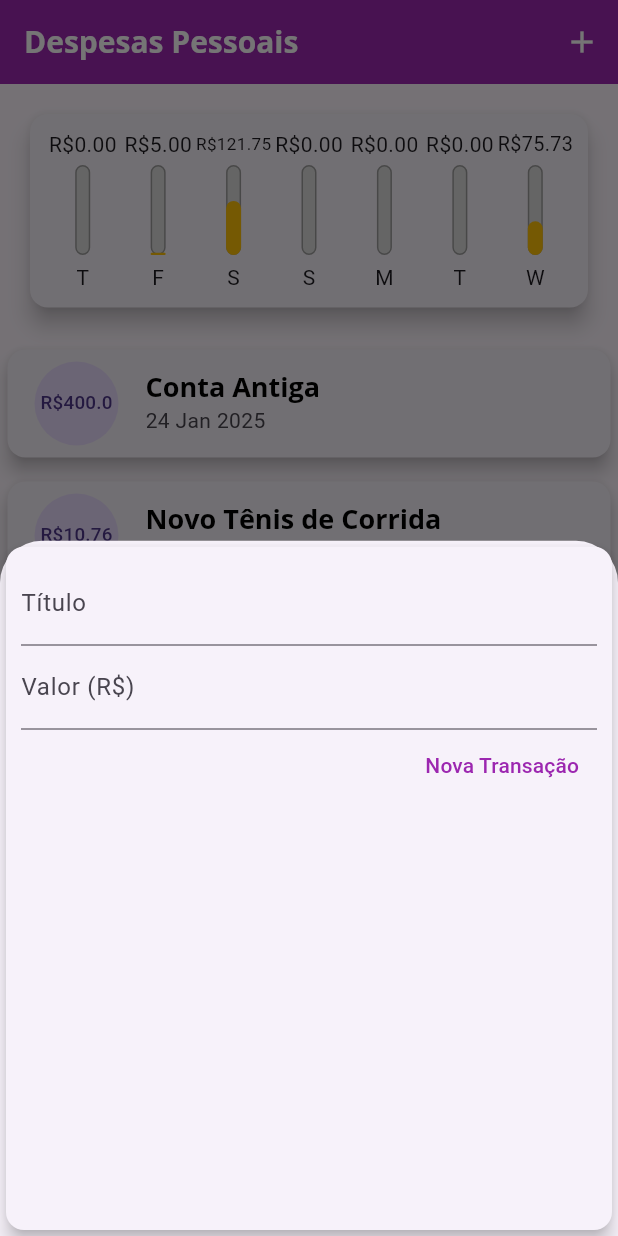
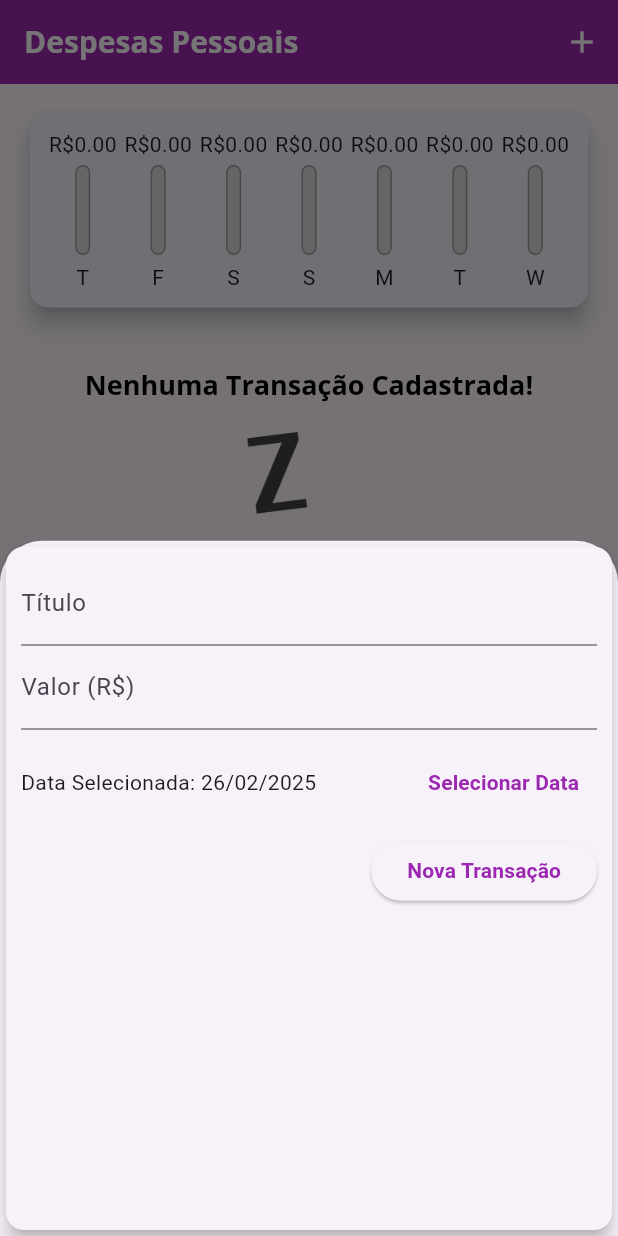
Before and after one commit to GilvanGabrielCA/expenses, a Flutter app: the screen it shows after launch, after a tap on the "add" icon, on a phone screen of 412 x 824 dp. Run offline on Flutter 3.47's test engine with Material 3 defaults, Android fonts, the phone set to English and light mode, and no system bars.

Commit message:
feat(datepicker): Implementar seletor de datas na aplicação

```diff
--- a/lib/components/chart.dart
+++ b/lib/components/chart.dart
@@ -54,7 +54,9 @@ class Chart extends StatelessWidget {
               child: ChartBar(
                 label: tr['day'] as String,
                 value: tr['value'] as double,
-                percentage: (tr['value'] as double) / _weekTotalValue,
+                percentage: _weekTotalValue == 0
+                    ? 0
+                    : (tr['value'] as double) / _weekTotalValue,
               ),
             );
           }).toList(),
--- a/lib/components/transaction_form.dart
+++ b/lib/components/transaction_form.dart
@@ -1,7 +1,10 @@
+import 'dart:math';
+
 import 'package:flutter/material.dart';
+import 'package:intl/intl.dart';
 
 class TransactionForm extends StatefulWidget {
-  final void Function(String, double) onSubmit;
+  final void Function(String, double, DateTime) onSubmit;
 
   const TransactionForm(this.onSubmit, {Key? key}) : super(key: key);
 
@@ -10,19 +13,36 @@ class TransactionForm extends StatefulWidget {
 }
 
 class _TransactionFormState extends State<TransactionForm> {
-  final titleController = TextEditingController();
-
-  final valueController = TextEditingController();
+  final _titleController = TextEditingController();
+  final _valueController = TextEditingController();
+  DateTime _selectedDate = DateTime.now();
 
   _submitForm() {
-    final title = titleController.text;
-    final value = double.tryParse(valueController.text) ?? 0;
+    final title = _titleController.text;
+    final value = double.tryParse(_valueController.text) ?? 0;
 
-    if (title.isEmpty || value <= 0) {
+    if (title.isEmpty || value <= 0 || _selectedDate == null) {
       return;
     }
 
-    widget.onSubmit(title, value);
+    widget.onSubmit(title, value, _selectedDate);
+  }
+
+  _showDatePicker() {
+    showDatePicker(
+      context: context,
+      initialDate: DateTime.now(),
+      firstDate: DateTime(2025),
+      lastDate: DateTime.now(),
+    ).then((pickedDate) {
+      if (pickedDate == null) {
+        return;
+      }
+
+      setState(() {
+        _selectedDate = pickedDate;
+      });
+    });
   }
 
   @override
@@ -34,14 +54,14 @@ class _TransactionFormState extends State<TransactionForm> {
         child: Column(
           children: [
             TextField(
-              controller: titleController,
+              controller: _titleController,
               onSubmitted: (_) => _submitForm(),
               decoration: const InputDecoration(
                 labelText: 'Título',
               ),
             ),
             TextField(
-              controller: valueController,
+              controller: _valueController,
               keyboardType:
                   const TextInputType.numberWithOptions(decimal: true),
               onSubmitted: (_) => _submitForm(),
@@ -49,14 +69,36 @@ class _TransactionFormState extends State<TransactionForm> {
                 labelText: 'Valor (R\$)',
               ),
             ),
+            Container(
+              height: 70,
+              child: Row(
+                children: [
+                  Expanded(
+                    child: Text(
+                      _selectedDate == null
+                          ? 'Nenhuma data selecionada!'
+                          : 'Data Selecionada: ${DateFormat('dd/MM/y').format(_selectedDate)}',
+                    ),
+                  ),
+                  TextButton(
+                    child: const Text(
+                      'Selecionar Data',
+                      style: TextStyle(
+                          color: Colors.purple, fontWeight: FontWeight.bold),
+                    ),
+                    onPressed: _showDatePicker,
+                  ),
+                ],
+              ),
+            ),
             Row(
               mainAxisAlignment: MainAxisAlignment.end,
               children: <Widget>[
-                TextButton(
-                  child: const Text(
+                ElevatedButton(
+                  child: Text(
                     'Nova Transação',
                     style: TextStyle(
-                      color: Colors.purple,
+                      color: Theme.of(context).textTheme.labelLarge?.color,
                     ),
                   ),
                   onPressed: _submitForm,
--- a/lib/main.dart
+++ b/lib/main.dart
@@ -27,6 +27,10 @@ class ExpensesApp extends StatelessWidget {
             fontWeight: FontWeight.bold,
             color: Colors.black,
           ),
+          labelLarge: const TextStyle(
+            color: Colors.purple,
+            fontWeight: FontWeight.bold,
+          ),
         ),
         appBarTheme: const AppBarTheme(
           backgroundColor: Colors.purple,
@@ -49,38 +53,7 @@ class MyHomePage extends StatefulWidget {
 }
 
 class _MyHomePageState extends State<MyHomePage> {
-  final List<Transaction> _transactions = [
-    Transaction(
-      id: 't0',
-      title: 'Conta Antiga',
-      value: 400.0,
-      date: DateTime.now().subtract(const Duration(days: 33)),
-    ),
-    Transaction(
-      id: 't1',
-      title: 'Novo Tênis de Corrida',
-      value: 10.76,
-      date: DateTime.now().subtract(const Duration(days: 4)),
-    ),
-    Transaction(
-      id: 't2',
-      title: 'Cartão de Crédito',
-      value: 110.99,
-      date: DateTime.now().subtract(const Duration(days: 4)),
-    ),
-    Transaction(
-      id: 't3',
-      title: 'Ifood',
-      value: 75.73,
-      date: DateTime.now(),
-    ),
-    Transaction(
-      id: 't4',
-      title: 'Futebol',
-      value: 5.00,
-      date: DateTime.now().subtract(const Duration(days: 5)),
-    ),
-  ];
+  final List<Transaction> _transactions = [];
 
   List<Transaction> get _recentTrnasactions {
     return _transactions.where((tr) {
@@ -88,12 +61,12 @@ class _MyHomePageState extends State<MyHomePage> {
     }).toList();
   }
 
-  _addTransaction(String title, double value) {
+  _addTransaction(String title, double value, DateTime date) {
     final newTransaction = Transaction(
       id: Random().nextDouble().toString(),
       title: title,
       value: value,
-      date: DateTime.now(),
+      date: date,
     );
 
     setState(() {
```
